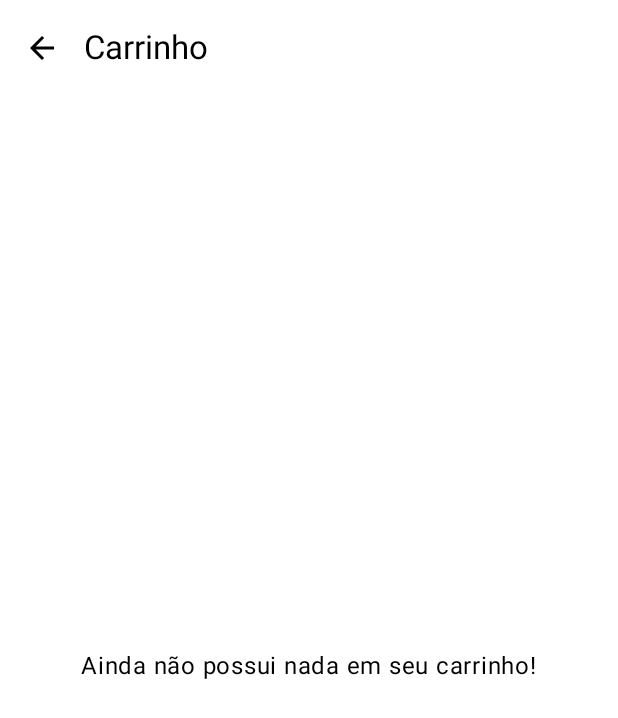
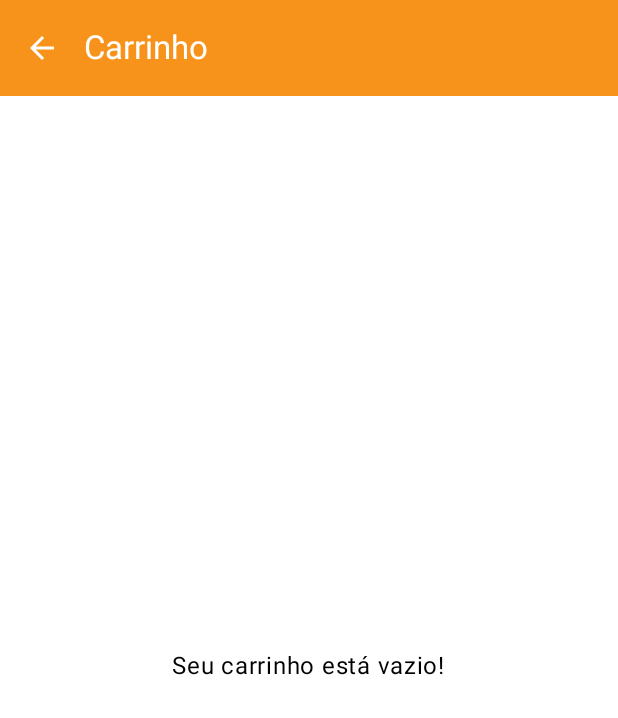
Before and after one commit to RafaelMVilla/BitcoinStore, an Android app built with Jetpack Compose: the CartScreen screen opened through its navigation route, on a phone screen of 412 x 824 dp. Shown: the top 718 px of the screen. Run offline under Robolectric (Android 15) with nearby library versions, the phone set to English and light mode, and no system bars; our stand-ins replace Room's generated code.

Commit message:
Lógica Carrinho

```diff
--- a/app/src/main/java/com/example/bitcoinstore/MainActivity.kt
+++ b/app/src/main/java/com/example/bitcoinstore/MainActivity.kt
@@ -7,32 +7,43 @@ import androidx.compose.material3.MaterialTheme
 import androidx.lifecycle.ViewModel
 import androidx.lifecycle.ViewModelProvider
 import androidx.lifecycle.viewmodel.compose.viewModel
+import com.example.bitcoinstore.data.CartRepository
 import com.example.bitcoinstore.data.local.AppDatabase
 import com.example.bitcoinstore.data.repo.UserRepository
 import com.example.bitcoinstore.nav.AppNav
 import com.example.bitcoinstore.ui.auth.AuthViewModel
+import com.example.bitcoinstore.ui.home.CartViewModel
 import com.example.bitcoinstore.ui.theme.BitcoinStoreTheme
 
 class MainActivity : ComponentActivity() {
     override fun onCreate(savedInstanceState: Bundle?) {
         super.onCreate(savedInstanceState)
 
-        // Wiring simples: DB -> Repo -> ViewModel
         val db = AppDatabase.get(this)
-        val repo = UserRepository(db.userDao())
+        val userRepo = UserRepository(db.userDao())
+        val cartRepo = CartRepository(db.cartDao())
 
         setContent {
             val authVm: AuthViewModel = viewModel(
                 factory = object : ViewModelProvider.Factory {
                     override fun <T : ViewModel> create(modelClass: Class<T>): T {
                         @Suppress("UNCHECKED_CAST")
-                        return AuthViewModel(repo) as T
+                        return AuthViewModel(userRepo) as T
+                    }
+                }
+            )
+
+            val cartVm: CartViewModel = viewModel(
+                factory = object : ViewModelProvider.Factory {
+                    override fun <T : ViewModel> create(modelClass: Class<T>): T {
+                        @Suppress("UNCHECKED_CAST")
+                        return CartViewModel(cartRepo) as T
                     }
                 }
             )
 
             BitcoinStoreTheme {
-                AppNav(authVm)
+                AppNav(authVm, cartVm)
             }
         }
     }
--- /dev/null
+++ b/app/src/main/java/com/example/bitcoinstore/data/CartRepository.kt
@@ -0,0 +1,27 @@
+package com.example.bitcoinstore.data
+
+import com.example.bitcoinstore.data.local.CartDao
+import com.example.bitcoinstore.data.local.CartEntity
+import kotlinx.coroutines.Dispatchers
+import kotlinx.coroutines.withContext
+
+class CartRepository(private val dao: CartDao) {
+
+    suspend fun addToCart(item: CartEntity) = withContext(Dispatchers.IO) {
+        val existing = dao.getAll().find { it.productId == item.productId }
+        if (existing != null) {
+            val updated = existing.copy(quantity = existing.quantity + item.quantity)
+            dao.update(updated)
+        } else {
+            dao.insert(item)
+        }
+    }
+
+    suspend fun getCart(): List<CartEntity> = withContext(Dispatchers.IO) {
+        dao.getAll()
+    }
+
+    suspend fun clearCart() = withContext(Dispatchers.IO) {
+        dao.clear()
+    }
+}
--- a/app/src/main/java/com/example/bitcoinstore/data/local/AppDataBase.kt
+++ b/app/src/main/java/com/example/bitcoinstore/data/local/AppDataBase.kt
@@ -6,12 +6,13 @@ import androidx.room.Room
 import androidx.room.RoomDatabase
 
 @Database(
-    entities = [UserEntity::class],
-    version = 1,
+    entities = [UserEntity::class, CartEntity::class],
+    version = 2,
     exportSchema = false
 )
 abstract class AppDatabase : RoomDatabase() {
     abstract fun userDao(): UserDao
+    abstract fun cartDao(): CartDao
 
     companion object {
         @Volatile private var INSTANCE: AppDatabase? = null
@@ -22,7 +23,10 @@ abstract class AppDatabase : RoomDatabase() {
                     context.applicationContext,
                     AppDatabase::class.java,
                     "bitcoin_store.db"
-                ).build().also { INSTANCE = it }
+                )
+                    .fallbackToDestructiveMigration()
+                    .build()
+                    .also { INSTANCE = it }
             }
     }
 }
--- /dev/null
+++ b/app/src/main/java/com/example/bitcoinstore/data/local/CartDao.kt
@@ -0,0 +1,22 @@
+package com.example.bitcoinstore.data.local
+
+import androidx.room.*
+
+@Dao
+interface CartDao {
+
+    @Query("SELECT * FROM cart")
+    suspend fun getAll(): List<CartEntity>
+
+    @Insert(onConflict = OnConflictStrategy.REPLACE)
+    suspend fun insert(item: CartEntity)
+
+    @Update
+    suspend fun update(item: CartEntity)
+
+    @Delete
+    suspend fun delete(item: CartEntity)
+
+    @Query("DELETE FROM cart")
+    suspend fun clear()
+}
--- a/app/src/main/java/com/example/bitcoinstore/nav/AppNav.kt
+++ b/app/src/main/java/com/example/bitcoinstore/nav/AppNav.kt
@@ -9,6 +9,7 @@ import com.example.bitcoinstore.ui.auth.AuthViewModel
 import com.example.bitcoinstore.ui.home.HomeScreen
 import com.example.bitcoinstore.ui.home.ProductDetailScreen
 import com.example.bitcoinstore.ui.home.CartScreen
+import com.example.bitcoinstore.ui.home.CartViewModel
 
 sealed class Route(val path: String) {
     data object Auth : Route("auth")
@@ -22,9 +23,8 @@ sealed class Route(val path: String) {
 }
 
 @Composable
-fun AppNav(authVm: AuthViewModel) {
+fun AppNav(authVm: AuthViewModel, cartVm: CartViewModel) {
     val nav = rememberNavController()
-
     NavHost(navController = nav, startDestination = Route.Auth.path) {
         composable(Route.Auth.path) {
             AuthScreen(vm = authVm) { name ->
@@ -33,7 +33,6 @@ fun AppNav(authVm: AuthViewModel) {
                 }
             }
         }
-
         composable(
             route = Route.Home.path,
             arguments = listOf(navArgument("userName") { type = NavType.StringType })
@@ -45,7 +44,6 @@ fun AppNav(authVm: AuthViewModel) {
                 onCartClick = { nav.navigate(Route.Cart.path) }
             )
         }
-
         composable(
             route = Route.ProductDetail.path,
             arguments = listOf(navArgument("productId") { type = NavType.IntType })
@@ -54,12 +52,12 @@ fun AppNav(authVm: AuthViewModel) {
             ProductDetailScreen(
                 productId = id,
                 onCartClick = { nav.navigate(Route.Cart.path) },
-                onBack = { nav.popBackStack() }
+                onBack = { nav.popBackStack() },
+                cartVm = cartVm
             )
         }
-
         composable(Route.Cart.path) {
-            CartScreen(onBack = { nav.popBackStack() })
+            CartScreen(cartVm = cartVm, onBack = { nav.popBackStack() })
         }
     }
 }
--- a/app/src/main/java/com/example/bitcoinstore/ui/home/CartScreen.kt
+++ b/app/src/main/java/com/example/bitcoinstore/ui/home/CartScreen.kt
@@ -1,36 +1,88 @@
 package com.example.bitcoinstore.ui.home
 
+import androidx.compose.foundation.Image
 import androidx.compose.foundation.layout.*
 import androidx.compose.material.icons.Icons
 import androidx.compose.material.icons.filled.ArrowBack
 import androidx.compose.material3.*
 import androidx.compose.runtime.Composable
+import androidx.compose.runtime.LaunchedEffect
+import androidx.compose.runtime.collectAsState
+import androidx.compose.runtime.getValue
 import androidx.compose.ui.Alignment
 import androidx.compose.ui.Modifier
+import androidx.compose.ui.res.painterResource
+import androidx.compose.ui.text.font.FontWeight
 import androidx.compose.ui.unit.dp
+import com.example.bitcoinstore.ui.theme.BitcoinOrange
+import com.example.bitcoinstore.ui.theme.White
 
 @OptIn(ExperimentalMaterial3Api::class)
 @Composable
-fun CartScreen(onBack: () -> Unit) {
+fun CartScreen(cartVm: CartViewModel, onBack: () -> Unit) {
+    val state by cartVm.ui.collectAsState()
+
+    LaunchedEffect(Unit) { cartVm.loadCart() }
+
     Scaffold(
         topBar = {
             TopAppBar(
-                title = { Text("Carrinho") },
+                title = { Text("Carrinho", color = White) },
+                colors = TopAppBarDefaults.topAppBarColors(containerColor = BitcoinOrange),
                 navigationIcon = {
                     IconButton(onClick = onBack) {
-                        Icon(Icons.Default.ArrowBack, contentDescription = "Voltar")
+                        Icon(Icons.Default.ArrowBack, contentDescription = "Voltar", tint = White)
                     }
                 }
             )
         }
     ) { padding ->
-        Box(
+        Column(
             modifier = Modifier
                 .fillMaxSize()
-                .padding(padding),
-            contentAlignment = Alignment.Center
+                .padding(padding)
+                .padding(16.dp)
         ) {
-            Text("Ainda não possui nada em seu carrinho!")
+            if (state.items.isEmpty()) {
+                Box(modifier = Modifier.fillMaxSize(), contentAlignment = Alignment.Center) {
+                    Text("Seu carrinho está vazio!")
+                }
+            } else {
+                state.items.forEach { item ->
+                    Card(
+                        modifier = Modifier
+                            .fillMaxWidth()
+                            .padding(vertical = 8.dp),
+                        elevation = CardDefaults.cardElevation(4.dp)
+                    ) {
+                        Row(modifier = Modifier.padding(12.dp), verticalAlignment = Alignment.CenterVertically) {
+                            Image(
+                                painter = painterResource(id = item.image),
+                                contentDescription = item.name,
+                                modifier = Modifier.size(80.dp)
+                            )
+                            Spacer(modifier = Modifier.width(12.dp))
+                            Column {
+                                Text(item.name, fontWeight = FontWeight.Bold)
+                                Text(item.description)
+                                Text("Qtd: ${item.quantity}")
+                                Text("Preço: R$ %.2f".format(item.price))
+                            }
+                        }
+                    }
+                }
+
+                Spacer(modifier = Modifier.height(16.dp))
+                Text("Total: R$ %.2f".format(state.total), style = MaterialTheme.typography.titleLarge)
+                Spacer(modifier = Modifier.height(16.dp))
+                Button(
+                    onClick = { /* TODO: finalizar compra futuramente */ },
+                    modifier = Modifier.fillMaxWidth(),
+                    colors = ButtonDefaults.buttonColors(containerColor = BitcoinOrange)
+                ) {
+                    Text("Finalizar Compra", color = White)
+                }
+            }
         }
     }
 }
--- /dev/null
+++ b/app/src/main/java/com/example/bitcoinstore/ui/home/CartViewModel.kt
@@ -0,0 +1,42 @@
+package com.example.bitcoinstore.ui.home
+
+import androidx.lifecycle.ViewModel
+import androidx.lifecycle.viewModelScope
+import com.example.bitcoinstore.data.CartRepository
+import com.example.bitcoinstore.data.local.CartEntity
+import kotlinx.coroutines.flow.MutableStateFlow
+import kotlinx.coroutines.flow.StateFlow
+import kotlinx.coroutines.launch
+
+data class CartUiState(
+    val items: List<CartEntity> = emptyList(),
+    val total: Double = 0.0
+)
+
+class CartViewModel(private val repo: CartRepository) : ViewModel() {
+
+    private val _ui = MutableStateFlow(CartUiState())
+    val ui: StateFlow<CartUiState> = _ui
+
+    fun loadCart() {
+        viewModelScope.launch {
+            val list = repo.getCart()
+            val total = list.sumOf { it.price * it.quantity }
+            _ui.value = CartUiState(list, total)
+        }
+    }
+
+    fun addToCart(item: CartEntity) {
+        viewModelScope.launch {
+            repo.addToCart(item)
+            loadCart()
+        }
+    }
+
+    fun clearCart() {
+        viewModelScope.launch {
+            repo.clearCart()
+            loadCart()
+        }
+    }
+}
--- a/app/src/main/java/com/example/bitcoinstore/ui/theme/Theme.kt
+++ b/app/src/main/java/com/example/bitcoinstore/ui/theme/Theme.kt
@@ -40,4 +40,5 @@ fun BitcoinStoreTheme(
         typography = Typography,
         content = content
     )
+
 }
```
Also changed, not shown: app/src/main/java/com/example/bitcoinstore/data/local/CartEntity.kt (added, +15 -0 lines), app/src/main/java/com/example/bitcoinstore/ui/home/ProductDetailScreen.kt (+26 -11 lines).
